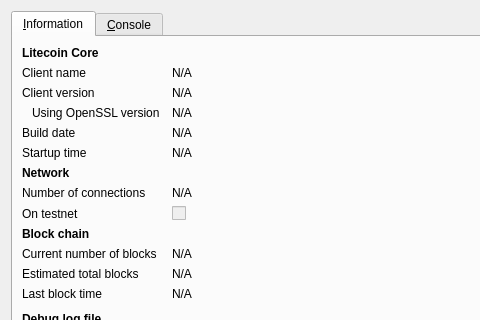
First picture: the form in src/qt/forms/rpcconsole.ui, repository nnikka/learncoin, before the edit; both pictures show x 0 to 480 and y 0 to 320 of the 740 by 450 pixel window.
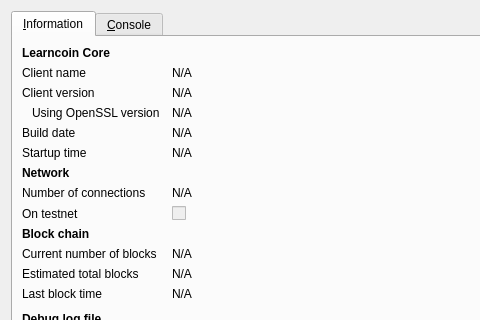
Second picture: the form after the edit. Icons and pictures are not drawn.

Patch:
```diff
--- a/src/qt/forms/rpcconsole.ui
+++ b/src/qt/forms/rpcconsole.ui
@@ -36,7 +36,7 @@
           </font>
          </property>
          <property name="text">
-          <string>Litecoin Core</string>
+          <string>Learncoin Core</string>
          </property>
         </widget>
        </item>
```
Left out of the diff: 6 changed lines with no effect on the pictures.
